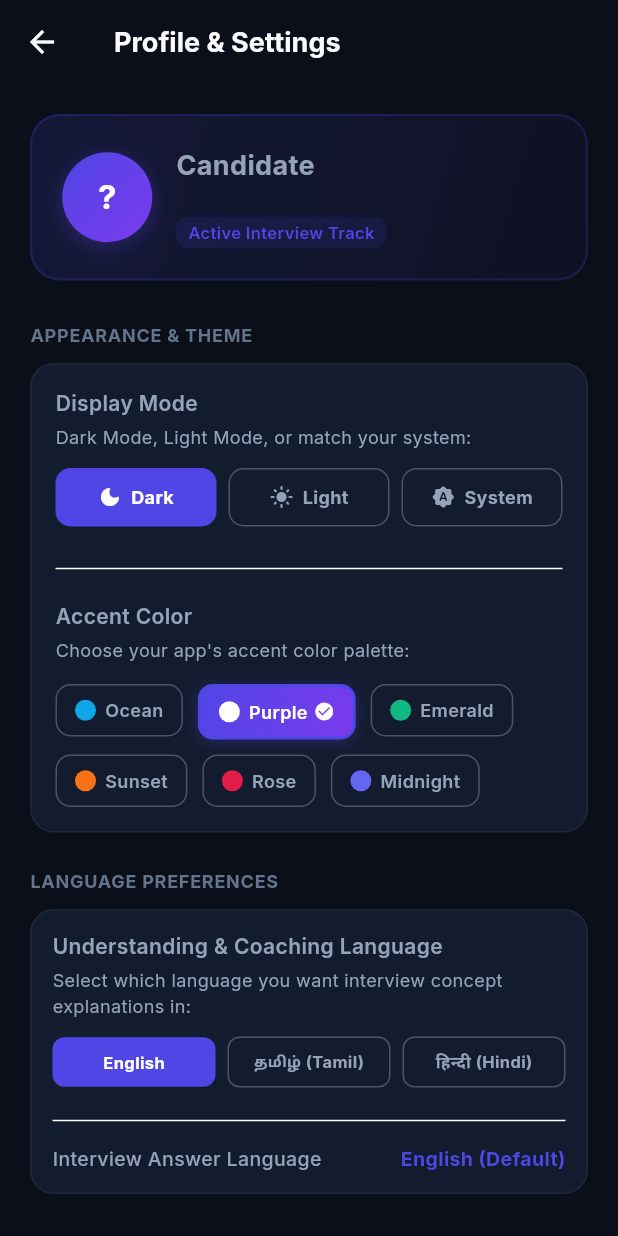
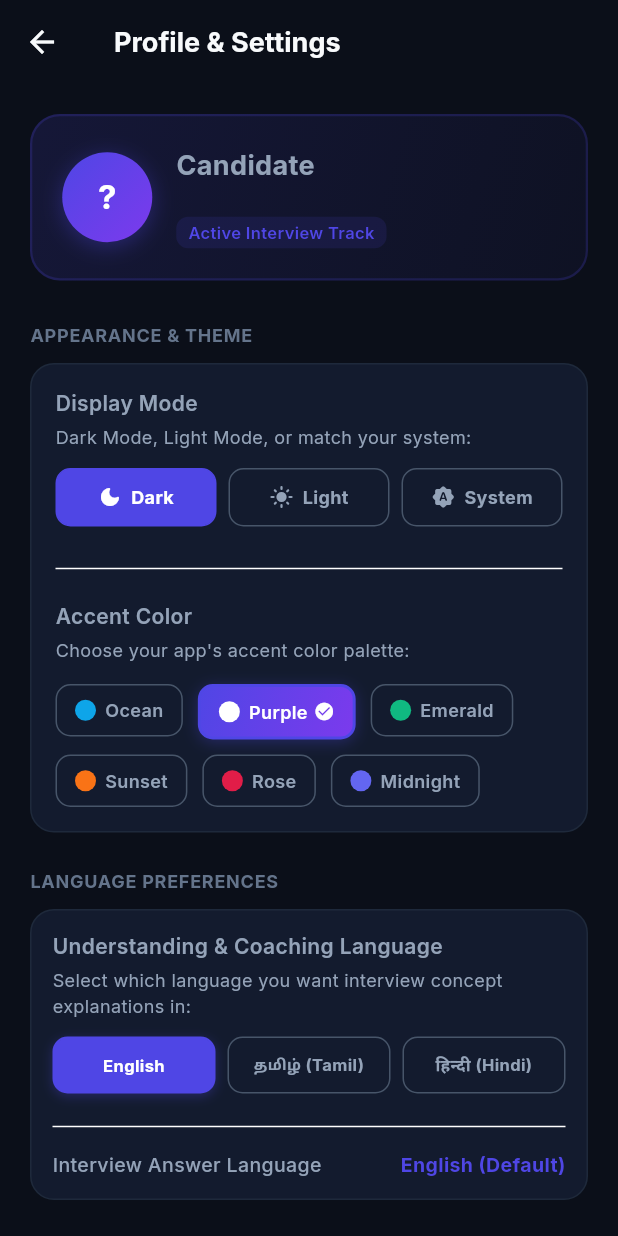
Before and after one commit to MAZPRO2003/IntervueX, a Flutter app: the ProfileScreen screen opened directly, on a phone screen of 412 x 824 dp. Run offline on Flutter 3.47's test engine with Material 3 defaults, Android fonts, the phone set to English and light mode, and no system bars; our stand-ins replace cloud_firestore, dio, file_picker, firebase_auth, firebase_core, flutter_riverpod and 3 more; accounts and stored records are empty; network calls fail.

Commit message:
fix(theme): update Language Preferences options to dynamically use active theme primary color and elevation

```diff
--- a/intervuex_app/lib/presentation/views/profile/profile_screen.dart
+++ b/intervuex_app/lib/presentation/views/profile/profile_screen.dart
@@ -286,15 +286,15 @@ class ProfileScreen extends ConsumerWidget {
                   const SizedBox(height: 12),
                   Row(
                     children: [
-                      _langChoice('English', ExplanationLanguage.english, lang,
+                      _langChoice(context, 'English', ExplanationLanguage.english, lang,
                           subtextColor, borderColor,
                           () => ref.read(languageProvider.notifier).setLanguage(ExplanationLanguage.english)),
                       const SizedBox(width: 8),
-                      _langChoice('தமிழ் (Tamil)', ExplanationLanguage.tamil,
+                      _langChoice(context, 'தமிழ் (Tamil)', ExplanationLanguage.tamil,
                           lang, subtextColor, borderColor,
                           () => ref.read(languageProvider.notifier).setLanguage(ExplanationLanguage.tamil)),
                       const SizedBox(width: 8),
-                      _langChoice('हिन्दी (Hindi)', ExplanationLanguage.hindi,
+                      _langChoice(context, 'हिन्दी (Hindi)', ExplanationLanguage.hindi,
                           lang, subtextColor, borderColor,
                           () => ref.read(languageProvider.notifier).setLanguage(ExplanationLanguage.hindi)),
                     ],
@@ -545,6 +545,7 @@ class ProfileScreen extends ConsumerWidget {
   }
 
   Widget _langChoice(
+    BuildContext context,
     String label,
     ExplanationLanguage choice,
     ExplanationLanguage current,
@@ -552,25 +553,35 @@ class ProfileScreen extends ConsumerWidget {
     Color borderColor,
     VoidCallback onTap,
   ) {
+    final primary = Theme.of(context).colorScheme.primary;
     final isSelected = choice == current;
     return Expanded(
       child: InkWell(
         onTap: onTap,
-        borderRadius: BorderRadius.circular(8),
+        borderRadius: BorderRadius.circular(10),
         child: AnimatedContainer(
           duration: const Duration(milliseconds: 200),
-          padding: const EdgeInsets.symmetric(vertical: 8),
+          padding: const EdgeInsets.symmetric(vertical: 10, horizontal: 4),
           decoration: BoxDecoration(
-            color: isSelected ? AppColors.electricIndigo : Colors.transparent,
-            borderRadius: BorderRadius.circular(8),
+            color: isSelected ? primary : Colors.transparent,
+            borderRadius: BorderRadius.circular(10),
             border: Border.all(
-                color: isSelected
-                    ? AppColors.electricIndigo
-                    : borderColor),
+                color: isSelected ? primary : borderColor,
+                width: isSelected ? 1.5 : 1.0),
+            boxShadow: isSelected
+                ? [
+                    BoxShadow(
+                      color: primary.withOpacity(0.3),
+                      blurRadius: 6,
+                      offset: const Offset(0, 2),
+                    ),
+                  ]
+                : null,
           ),
           child: Center(
             child: Text(
               label,
+              textAlign: TextAlign.center,
               style: TextStyle(
                 fontSize: 11,
                 fontWeight: FontWeight.bold,
```
